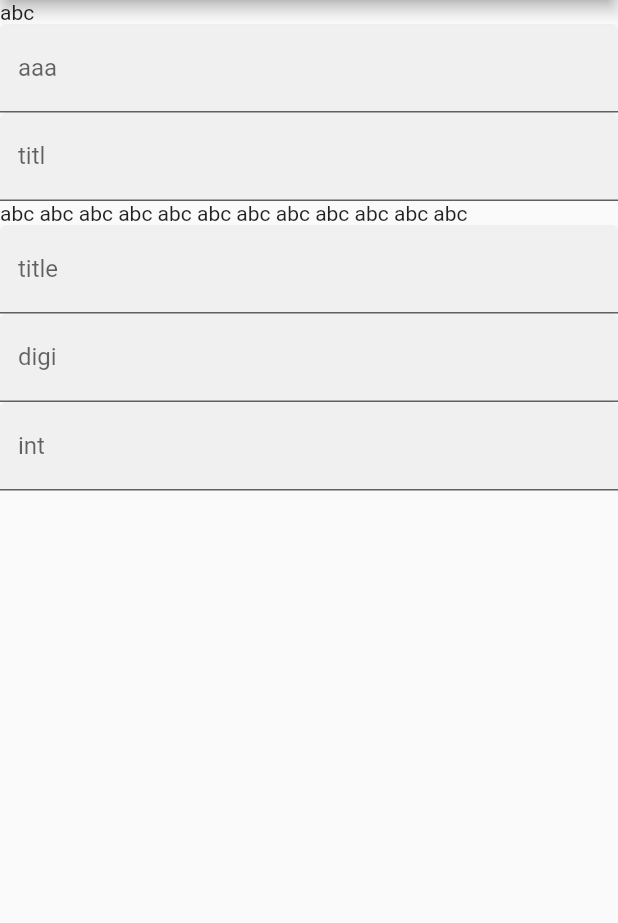
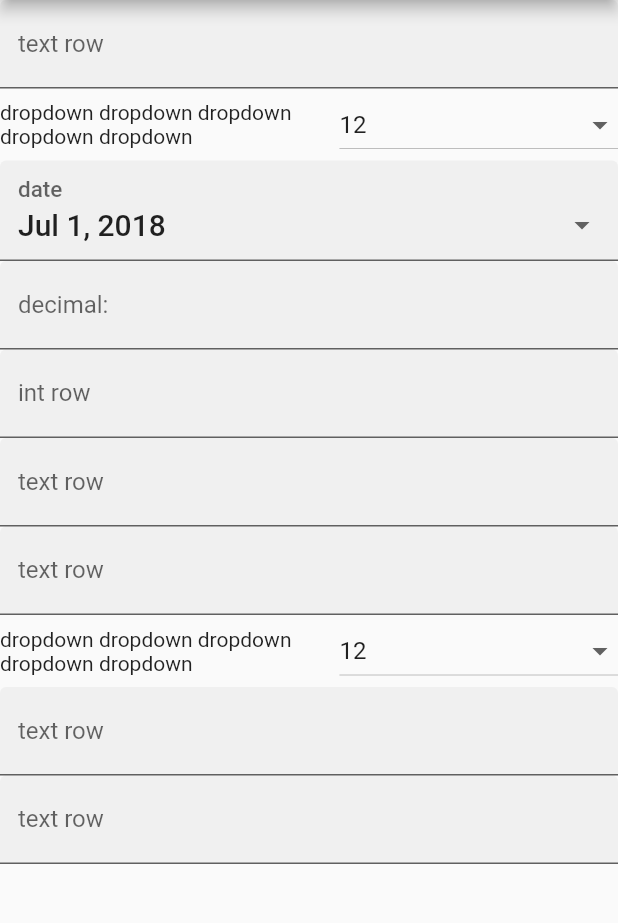
Before and after one commit to zmking888/flutter_form_builder, a Flutter app: the screen it shows after launch, on a phone screen of 412 x 824 dp, the part 84-1007 px from its top. Run offline on Flutter 3.47's test engine with Material 2 defaults, Android fonts, the phone set to English and light mode, and no system bars.

Commit message:
refactor interface

```diff
--- a/example/lib/main.dart
+++ b/example/lib/main.dart
@@ -44,6 +44,8 @@ class MyHomePage extends StatefulWidget {
 }
 
 class _MyHomePageState extends State<MyHomePage> {
+  _handleDayChanged(_) {}
+
   @override
   Widget build(BuildContext context) {
     // This method is rerun every time setState is called, for instance as done
@@ -58,11 +60,39 @@ class _MyHomePageState extends State<MyHomePage> {
         // the App.build method, and use it to set our appbar title.
         title: new Text(widget.title),
       ),
-      body: new FormBuilder(<Section>[
-        new Section(title: "abc") << new TextRow("aaa") << new TextRow("titl"),
-        new Section(title: "abc abc abc abc abc abc abc abc abc abc abc abc")
-            .addRow(new TextRow("title")).addRow(new DecimalRow("digi")).addRow(new IntRow("int")),
-      ]),
+      body: new SingleChildScrollView(
+        child: new Column(
+          children: <Widget>[
+            new TextRow(title: "text row"),
+            new DropdownRow(
+              title: "dropdown dropdown dropdown dropdown dropdown",
+              options: [12, 299999999999999999],
+              initialValue: 12,
+            ),
+            new DateRow(
+              title: "date",
+              initialDate: DateTime.now(),
+              firstDate: new DateTime(2015, 8),
+              lastDate: new DateTime(2101),
+            ),
+            new Section(
+              children: <Widget>[
+                new DecimalRow(title: "decimal:",),
+                new IntRow(title:"int row"),
+                new TextRow(title: "text row"),
+                new TextRow(title: "text row"),
+                new DropdownRow(
+                  title: "dropdown dropdown dropdown dropdown dropdown",
+                  options: [12, 299999999999999999],
+                  initialValue: 12,
+                ),
+                new TextRow(title: "text row"),
+                new TextRow(title: "text row"),
+              ],
+            ),
+          ],
+        ),
+      ),
     );
   }
 }
--- a/lib/flutter_form_builder.dart
+++ b/lib/flutter_form_builder.dart
@@ -1,12 +1,7 @@
 library flutter_form_builder;
-export 'package:flutter_form_builder/section.dart';
-export 'package:flutter_form_builder/form_builder.dart';
 export 'package:flutter_form_builder/rows/text/text_row.dart';
 export 'package:flutter_form_builder/rows/number/int_row.dart';
 export 'package:flutter_form_builder/rows/number/decimal_row.dart';
-
-/// A Calculator.
-class Calculator {
-  /// Returns [value] plus 1.
-  int addOne(int value) => value + 1;
-}
+export 'package:flutter_form_builder/rows/array/dropdown_row.dart';
+export 'package:flutter_form_builder/rows/datetime/date_row.dart';
+export 'package:flutter_form_builder/section.dart';
--- a/lib/form_builder.dart
+++ /dev/null
@@ -1,45 +0,0 @@
-import 'package:flutter/material.dart';
-import 'package:flutter_form_builder/rows/row.dart';
-import 'package:flutter_form_builder/section.dart';
-
-class FormBuilder extends StatefulWidget {
-  final List<Section> _sections;
-
-  FormBuilder(List<Section> sections) : _sections = sections {
-    assert(_sections != null);
-  }
-
-  @override
-  State<StatefulWidget> createState() {
-    return new _FormBuilderState();
-  }
-}
-
-class _FormBuilderState extends State<FormBuilder> {
-  Widget _buildSection(Section section) {
-    List<Widget> widgets = [];
-
-    final sectionWidget = section.widget == null
-        ? Align(
-            alignment: Alignment.centerLeft,
-            child: new Text(section.title),
-          )
-        : section.widget;
-    widgets.add(sectionWidget);
-    widgets.addAll(section.rows.map((BaseRow row) => row.build()));
-
-    return new Column(
-      children: widgets,
-    );
-  }
-
-  @override
-  Widget build(BuildContext context) {
-    return new Form(
-        child: new SingleChildScrollView(
-      child: new Column(
-        children: widget._sections.map(_buildSection).toList(),
-      ),
-    ));
-  }
-}
--- /dev/null
+++ b/lib/rows/array/dropdown_row.dart
@@ -0,0 +1,55 @@
+import 'package:flutter_form_builder/rows/form_row.dart';
+import 'package:flutter/material.dart';
+
+class DropdownRow<T> extends FormRow<T> {
+  final List<T> options;
+  final String title;
+
+  DropdownRow(
+      {this.title, ValueChanged<T> onChanged, T initialValue, this.options})
+      : super(onChanged: onChanged, initialValue: initialValue) {
+    assert(options != null);
+    assert(options.contains(initialValue));
+  }
+
+  @override
+  State<StatefulWidget> createState() {
+    return new _DropdownRowState<T>(value: this.initialValue);
+  }
+}
+
+class _DropdownRowState<T> extends State<DropdownRow> {
+  T value;
+
+  _DropdownRowState({this.value});
+
+  DropdownMenuItem<T> _buildDropdownItem(dynamic option) {
+    return new DropdownMenuItem<T>(
+      value: option,
+      child: new Text(option.toString()),
+    );
+  }
+
+  @override
+  Widget build(BuildContext context) {
+    List<DropdownMenuItem<T>> items =
+        widget.options.map(_buildDropdownItem).toList();
+    return new Row(
+      children: <Widget>[
+        new Expanded(child: new Text(widget.title)),
+        new DropdownButton<T>(
+            key: widget.key,
+            value: value,
+            items: items,
+            onChanged: (T value) {
+              setState(() {
+                this.value = value;
+              });
+              if(this.widget.onChanged != null) {
+                this.widget.onChanged(value);
+              }
+            }),
+      ],
+    );
+  }
+}
--- a/lib/rows/datetime/date_row.dart
+++ b/lib/rows/datetime/date_row.dart
@@ -0,0 +1,82 @@
+import 'dart:async';
+
+import 'package:flutter/material.dart';
+import 'package:flutter_form_builder/rows/form_row.dart';
+import 'package:intl/intl.dart';
+
+class DateRow extends FormRow<DateTime> {
+  final String title;
+  final DateTime firstDate;
+  final DateTime lastDate;
+  final SelectableDayPredicate selectableDayPredicate;
+
+  DateRow({
+    this.title,
+    @required DateTime initialDate,
+    @required this.firstDate,
+    @required this.lastDate,
+    this.selectableDayPredicate,
+  }) : super(initialValue: initialDate) {
+    assert(initialDate != null);
+  }
+
+  @override
+  State<StatefulWidget> createState() =>
+      new _DateRowState(datetime: initialValue);
+}
+
+class _DateRowState extends State<DateRow> {
+  DateTime datetime;
+
+  _DateRowState({this.datetime}) {
+    if (datetime == null) {
+      datetime = DateTime.now();
+    }
+  }
+
+  Future<Null> _selectDate(BuildContext context) async {
+    final DateTime picked = await showDatePicker(
+      context: context,
+      initialDate: datetime,
+      firstDate: widget.firstDate,
+      lastDate: widget.lastDate,
+      selectableDayPredicate: widget.selectableDayPredicate,
+    );
+
+    if (picked != null && picked != datetime) {
+      setState(() {
+        datetime = picked;
+      });
+      widget.onChanged(datetime);
+    }
+  }
+
+  @override
+  Widget build(BuildContext context) {
+    String valueText = new DateFormat.yMMMd().format(datetime);
+    final TextStyle valueStyle = Theme.of(context).textTheme.title;
+    return new InkWell(
+      onTap: () {
+        _selectDate(context);
+      },
+      child: new InputDecorator(
+        decoration: new InputDecoration(
+          labelText: widget.title,
+          filled: true,
+        ),
+        baseStyle: valueStyle,
+        child: new Row(
+          mainAxisAlignment: MainAxisAlignment.spaceBetween,
+          mainAxisSize: MainAxisSize.min,
+          children: <Widget>[
+            new Text(valueText, style: valueStyle),
+            new Icon(Icons.arrow_drop_down,
+                color: Theme.of(context).brightness == Brightness.light
+                    ? Colors.grey.shade700
+                    : Colors.white70),
+          ],
+        ),
+      ),
+    );
+  }
+}
--- /dev/null
+++ b/lib/rows/focusable_row.dart
@@ -0,0 +1,11 @@
+import 'package:flutter/material.dart';
+import 'package:flutter_form_builder/rows/form_row.dart';
+
+abstract class FocusableRow<T> extends FormRow<T> {
+
+  VoidCallback onFocusNext;
+  @override
+  FocusNode get focusNode => null;
+
+
+}
--- /dev/null
+++ b/lib/rows/form_row.dart
@@ -0,0 +1,13 @@
+import 'package:flutter/material.dart';
+
+abstract class FormRow<T> extends StatefulWidget{
+  final bool enable;
+  final String tag;
+  final T initialValue;
+  final ValueChanged<T> onChanged;
+
+  FormRow(
+      {this.enable = true, this.tag, this.onChanged, this.initialValue});
+
+  FocusNode get focusNode => null;
+}
--- a/lib/rows/number/decimal_row.dart
+++ b/lib/rows/number/decimal_row.dart
@@ -1,25 +1,71 @@
 import 'package:flutter/material.dart';
 import 'package:flutter/services.dart';
-import 'package:flutter_form_builder/rows/row.dart';
+import 'package:flutter_form_builder/rows/focusable_row.dart';
 
-class DecimalRow extends BaseRow<num> {
-  DecimalRow(String title) : super(title);
+class DecimalRow extends FocusableRow<int> {
+  final String title;
+  final FocusNode _focusNode;
+  ValueChanged<String> onFieldSubmitted;
+
+  DecimalRow({this.title, this.onFieldSubmitted}) : _focusNode = new FocusNode();
 
   @override
-  Widget build() {
+  State<StatefulWidget> createState() {
+    return new _DecimalRowState();
+  }
+
+  @override
+  FocusNode get focusNode => _focusNode;
+}
+
+class _DecimalTextInputFormatter extends TextInputFormatter {
+  @override
+  TextEditingValue formatEditUpdate(TextEditingValue oldValue, TextEditingValue newValue) {
+    final StringBuffer newText = new StringBuffer();
+    int selectionIndex = newValue.selection.end;
+    int subdivisionIdx = newValue.text.indexOf(".");
+    int subdivisionMaskCount = '.'.allMatches(newValue.text).length;
+    return new TextEditingValue(
+      text: newText.toString(),
+      selection: new TextSelection.collapsed(offset: selectionIndex),
+    );
+  }
+
+}
+
+class _DecimalRowState extends State<DecimalRow> {
+  int value;
+
+  @override
+  Widget build(BuildContext context) {
     return new TextFormField(
+      key: widget.key,
+      initialValue: this.value == null ? "" : this.value,
+      enabled: widget.enable,
       decoration: new InputDecoration(
-        labelText: title,
+        labelText: widget.title,
         filled: true,
+        hintText: null,
       ),
-      keyboardType: TextInputType.numberWithOptions(decimal: true),
-      enabled: this.enable,
-      onSaved: (String value) {
-        this.value = num.parse(value);
-        if(this.onSaved != null) {
-          this.onSaved(this.value);
+      onFieldSubmitted: (String value) {
+        this.value = int.parse(value);
+        if (widget.onChanged != null) widget.onChanged(this.value);
+        if (widget.onFieldSubmitted != null) {
+          widget.onFieldSubmitted(value);
+        }
+        if(widget.onFocusNext != null) {
+          widget.onFocusNext();
         }
       },
+      onSaved: (String value) {
+        this.value = int.parse(value);
+        if (widget.onChanged != null) widget.onChanged(this.value);
+      },
+      focusNode: widget.focusNode,
+      keyboardType: TextInputType.number,
+      inputFormatters: [
+
+      ],
     );
   }
 }
--- a/lib/rows/number/int_row.dart
+++ b/lib/rows/number/int_row.dart
@@ -1,31 +1,56 @@
 import 'package:flutter/material.dart';
 import 'package:flutter/services.dart';
-import 'package:flutter_form_builder/rows/row.dart';
+import 'package:flutter_form_builder/rows/focusable_row.dart';
 
-class IntRow extends BaseRow<int> {
-  IntRow(String title) : super(title);
-  TextEditingController _controller = new TextEditingController();
+class IntRow extends FocusableRow<int> {
+  final String title;
+  final FocusNode _focusNode;
+  ValueChanged<String> onFieldSubmitted;
+
+  IntRow({this.title, this.onFieldSubmitted}) : _focusNode = new FocusNode();
 
   @override
-  Widget build() {
+  State<StatefulWidget> createState() {
+    return new _IntRowState();
+  }
+
+  @override
+  FocusNode get focusNode => _focusNode;
+}
+
+class _IntRowState extends State<IntRow> {
+  int value;
+
+  @override
+  Widget build(BuildContext context) {
     return new TextFormField(
-      controller: _controller,
-      keyboardType: TextInputType.number,
-      enabled: this.enable,
+      key: widget.key,
+      initialValue: this.value == null ? "" : this.value,
+      enabled: widget.enable,
       decoration: new InputDecoration(
-        labelText: title,
+        labelText: widget.title,
         filled: true,
         hintText: null,
       ),
-      inputFormatters: [
-        WhitelistingTextInputFormatter.digitsOnly
-      ],
+      onFieldSubmitted: (String value) {
+        this.value = int.parse(value);
+        if (widget.onChanged != null) widget.onChanged(this.value);
+        if (widget.onFieldSubmitted != null) {
+          widget.onFieldSubmitted(value);
+        }
+        if(widget.onFocusNext != null) {
+          widget.onFocusNext();
+        }
+      },
       onSaved: (String value) {
         this.value = int.parse(value);
-        if(this.onSaved != null) {
-          this.onSaved(this.value);
-        }
+        if (widget.onChanged != null) widget.onChanged(this.value);
       },
+      focusNode: widget.focusNode,
+      keyboardType: TextInputType.number,
+      inputFormatters: [
+        WhitelistingTextInputFormatter.digitsOnly,
+      ],
     );
   }
 }
--- a/lib/rows/row.dart
+++ /dev/null
@@ -1,20 +0,0 @@
-import 'package:flutter/material.dart';
-
-abstract class BaseRow<T> {
-  bool enable;
-  String tag;
-  T value;
-
-  String _title;
-  String get title => _title;
-  FormFieldSetter<T> onSaved;
-
-  BaseRow(String title, {this.enable=true, this.tag,this.onSaved}) : _title = title {
-    assert(_title != null);
-  }
-  Widget build();
-
-  FocusNode get focusNode => null;
-
-
-}
--- a/lib/rows/text/text_row.dart
+++ b/lib/rows/text/text_row.dart
@@ -1,22 +1,52 @@
 import 'package:flutter/material.dart';
-import 'package:flutter_form_builder/rows/row.dart';
+import 'package:flutter_form_builder/rows/focusable_row.dart';
 
-class TextRow extends BaseRow<String> {
-  TextRow(String title) : super(title);
+
+class TextRow extends FocusableRow<String> {
+  final String title;
+  final FocusNode _focusNode;
+  ValueChanged<String> onFieldSubmitted;
+  TextRow({this.title, this.onFieldSubmitted}) : _focusNode = new FocusNode();
 
   @override
-  Widget build() {
+  State<StatefulWidget> createState() {
+    return new _TextRowState();
+  }
+
+  @override
+  FocusNode get focusNode => _focusNode;
+}
+
+class _TextRowState extends State<TextRow> {
+  String value;
+  @override
+  Widget build(BuildContext context) {
     return new TextFormField(
+      key: widget.key,
       initialValue: this.value == null ? "" : this.value,
-      enabled: this.enable,
+      enabled: widget.enable,
       decoration: new InputDecoration(
-        labelText: title,
+        labelText: widget.title,
         filled: true,
         hintText: null,
       ),
+      onFieldSubmitted: (String value) {
+        this.value = value;
+        if(widget.onChanged != null)
+          widget.onChanged(value);
+        if(widget.onFieldSubmitted != null) {
+          widget.onFieldSubmitted(value);
+        }
+        if(widget.onFocusNext != null) {
+          widget.onFocusNext();
+        }
+      },
       onSaved: (String value) {
         this.value = value;
+        if(widget.onChanged != null)
+          widget.onChanged(value);
       },
+      focusNode: widget.focusNode,
     );
   }
 }
--- a/lib/section.dart
+++ b/lib/section.dart
@@ -1,25 +1,34 @@
-import 'package:flutter_form_builder/rows/row.dart';
-import 'package:flutter/material.dart' as meterial;
+import 'package:flutter/material.dart';
+import 'package:flutter_form_builder/rows/focusable_row.dart';
 
-class Section {
-  String _title;
-  String get title => _title;
-  List<BaseRow> _rows = [];
-  List<BaseRow> get rows => _rows;
-  meterial.Widget _widget;
-  meterial.Widget get widget => _widget;
+class Section extends StatefulWidget {
+  final List<Widget> children;
 
-  Section({String title}) : _title = title {
-    assert(_title != null);
-  }
+  Section({this.children = const <Widget>[]});
 
-  operator << (BaseRow row) {
-    _rows.add(row);
-    return this;
-  }
-
-  Section addRow(BaseRow row) {
-    _rows.add(row);
-    return this;
+  @override
+  State<StatefulWidget> createState() {
+    return new _SectionState();
   }
 }
+
+class _SectionState extends State<Section> {
+  @override
+  Widget build(BuildContext context) {
+    FocusNode currentFocusNode;
+    for(Widget widget in widget.children.reversed) {
+      if(widget is FocusableRow) {
+        if(currentFocusNode != null) {
+          FocusNode node = currentFocusNode;
+          widget.onFocusNext = () {
+            FocusScope.of(context).requestFocus(node);
+          };
+        }
+        currentFocusNode = widget.focusNode;
+      }else {
+        currentFocusNode = null;
+      }
+    }
+    return new Column(children: widget.children,);
+  }
+}
--- a/pubspec.yaml
+++ b/pubspec.yaml
@@ -10,6 +10,7 @@ environment:
 dependencies:
   flutter:
     sdk: flutter
+  intl: 0.15.6
 
 dev_dependencies:
   flutter_test:
```
Also changed, not shown: example/pubspec.lock, lib/rows/datetime/time_row.dart (deleted), pubspec.lock, 3 other files.
